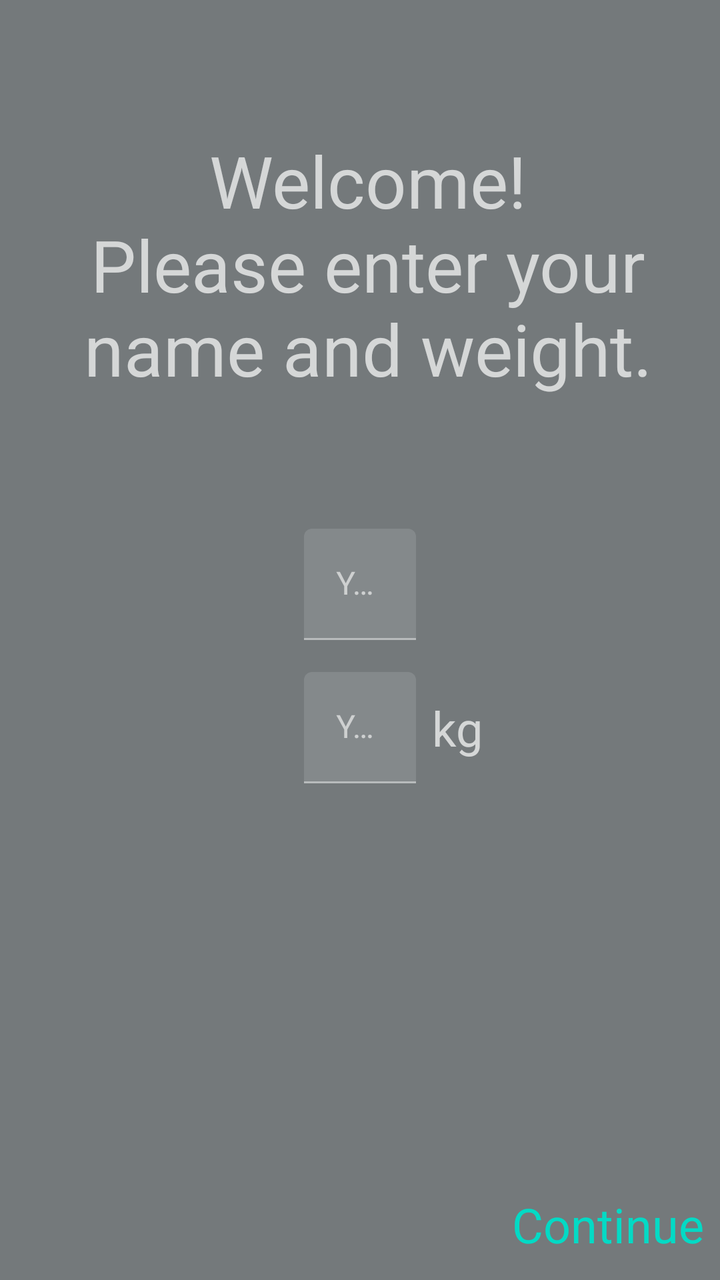
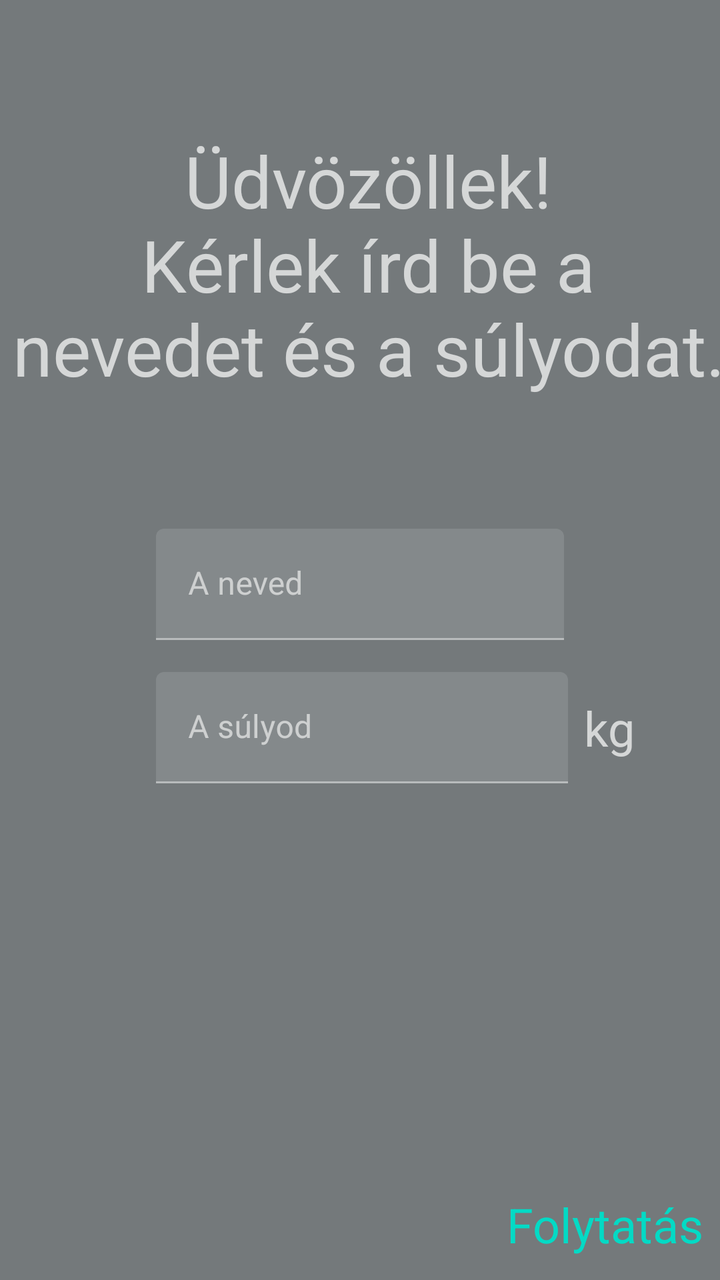

Compare the two renders of this Android layout. The source of the first and the diff that turns it into the second are given below.
<!-- AndroidManifest.xml: application theme AppTheme -->
<!-- res/layout/fragment_setup.xml -->
<?xml version="1.0" encoding="utf-8"?>
<androidx.constraintlayout.widget.ConstraintLayout xmlns:android="http://schemas.android.com/apk/res/android"
    xmlns:app="http://schemas.android.com/apk/res-auto"
    android:layout_width="match_parent"
    android:layout_height="match_parent">

    <TextView
        android:id="@+id/tvWelcome"
        android:layout_width="wrap_content"
        android:layout_height="wrap_content"
        android:layout_marginStart="8dp"
        android:text="Welcome!\nPlease enter your name and weight."
        android:textAlignment="center"
        android:textSize="36sp"
        app:layout_constraintBottom_toTopOf="@+id/tilName"
        app:layout_constraintLeft_toLeftOf="parent"
        app:layout_constraintRight_toRightOf="parent"
        app:layout_constraintTop_toTopOf="parent" />

    <com.google.android.material.textfield.TextInputLayout
        android:id="@+id/tilName"
        android:layout_width="wrap_content"
        android:layout_height="wrap_content"
        app:layout_constraintBottom_toTopOf="@+id/constraintLayout"
        app:layout_constraintEnd_toEndOf="parent"
        app:layout_constraintHorizontal_bias="0.5"
        app:layout_constraintStart_toStartOf="parent"
        app:layout_constraintTop_toTopOf="parent">

        <com.google.android.material.textfield.TextInputEditText
            android:id="@+id/etName"
            android:layout_width="match_parent"
            android:layout_height="wrap_content"
            android:ems="10"
            android:hint="Your Name"
            android:inputType="textPersonName" />

    </com.google.android.material.textfield.TextInputLayout>

    <com.google.android.material.textfield.TextInputLayout
        android:id="@+id/tilWeight"
        android:layout_width="wrap_content"
        android:layout_height="wrap_content"
        android:layout_marginTop="16dp"
        app:layout_constraintStart_toStartOf="@+id/tilName"
        app:layout_constraintTop_toBottomOf="@+id/tilName">

        <com.google.android.material.textfield.TextInputEditText
            android:id="@+id/etWeight"
            android:layout_width="wrap_content"
            android:layout_height="wrap_content"
            android:hint="Your Weight"
            android:ems="10"
            android:inputType="numberDecimal" />

    </com.google.android.material.textfield.TextInputLayout>

    <TextView
        android:id="@+id/tvWeight"
        android:layout_width="wrap_content"
        android:layout_height="wrap_content"
        android:layout_marginStart="8dp"
        android:text="kg"
        android:textSize="24sp"
        app:layout_constraintBottom_toBottomOf="@+id/tilWeight"
        app:layout_constraintLeft_toRightOf="@id/tilWeight"
        app:layout_constraintTop_toTopOf="@+id/tilWeight" />

    <androidx.constraintlayout.widget.ConstraintLayout
        android:id="@+id/constraintLayout"
        android:layout_width="match_parent"
        android:layout_height="56dp"
        android:background="@color/gray"
        android:padding="8dp"
        app:layout_constraintBottom_toBottomOf="parent"
        app:layout_constraintEnd_toEndOf="parent"
        app:layout_constraintHorizontal_bias="0.5"
        app:layout_constraintStart_toStartOf="parent">

        <TextView
            android:id="@+id/tvContinue"
            android:layout_width="wrap_content"
            android:layout_height="wrap_content"
            android:text="Continue"
            android:textColor="@color/colorAccent"
            android:textSize="24sp"
            app:layout_constraintBottom_toBottomOf="parent"
            app:layout_constraintEnd_toEndOf="parent"
            app:layout_constraintTop_toTopOf="parent" />

    </androidx.constraintlayout.widget.ConstraintLayout>


</androidx.constraintlayout.widget.ConstraintLayout>
<!-- resources referenced by this layout -->
<resources>
  <color name="gray">#74797B</color>
  <style name="AppTheme" parent="Theme.MaterialComponents.NoActionBar">
          
          <item name="colorPrimary">@color/gray</item>
          <item name="colorSecondary">@color/gray</item>
          <item name="android:colorBackground">@color/gray</item>
          <item name="colorError">@color/black</item>
  
          
          <item name="colorPrimaryVariant">@android:color/white</item>
          <item name="colorSecondaryVariant">@color/gray</item>
          
          <item name="colorSurface">@color/gray</item>
          <item name="colorOnPrimary">@color/gray</item>
          <item name="colorOnSecondary">@color/black</item>
          <item name="colorOnBackground">@color/gray</item>
          <item name="colorOnError">@android:color/black</item>
          <item name="colorOnSurface">@android:color/white</item>
          <item name="scrimBackground">@color/mtrl_scrim_color</item>
          <item name="textAppearanceHeadline1">@style/TextAppearance.MaterialComponents.Headline1</item>
          <item name="textAppearanceHeadline2">@style/TextAppearance.MaterialComponents.Headline2</item>
          <item name="textAppearanceHeadline3">@style/TextAppearance.MaterialComponents.Headline3</item>
          <item name="textAppearanceHeadline4">@style/TextAppearance.MaterialComponents.Headline4</item>
          <item name="textAppearanceHeadline5">@style/TextAppearance.MaterialComponents.Headline5</item>
          <item name="textAppearanceHeadline6">@style/TextAppearance.MaterialComponents.Headline6</item>
          <item name="textAppearanceSubtitle1">@style/TextAppearance.MaterialComponents.Subtitle1</item>
          <item name="textAppearanceSubtitle2">@style/TextAppearance.MaterialComponents.Subtitle2</item>
          <item name="textAppearanceBody1">@style/TextAppearance.MaterialComponents.Body1</item>
          <item name="textAppearanceBody2">@style/TextAppearance.MaterialComponents.Body2</item>
          <item name="textAppearanceCaption">@style/TextAppearance.MaterialComponents.Caption</item>
          <item name="textAppearanceButton">@style/TextAppearance.MaterialComponents.Button</item>
          <item name="textAppearanceOverline">@style/TextAppearance.MaterialComponents.Overline</item>
  
          <item name="alertDialogTheme">@style/AlertDialogTheme</item>
      </style>
  <color name="black">#FF000000</color>
  <style name="AlertDialogTheme" parent="ThemeOverlay.MaterialComponents.Dialog.Alert">
          <item name="buttonBarPositiveButtonStyle">@style/PositiveButtonStyle</item>
          <item name="buttonBarNegativeButtonStyle">@style/NegativeButtonStyle</item>
      </style>
  <style name="PositiveButtonStyle" parent="Widget.MaterialComponents.Button.TextButton.Dialog">
          <item name="android:textColor">@color/colorAccent</item>
      </style>
  <style name="NegativeButtonStyle" parent="Widget.MaterialComponents.Button.TextButton.Dialog">
          <item name="android:textColor">@color/colorAccent</item>
      </style>
</resources>

<!-- the commit's change to res/layout/fragment_setup.xml (unified diff, before → after) -->
@@ -9,7 +9,7 @@
         android:layout_width="wrap_content"
         android:layout_height="wrap_content"
         android:layout_marginStart="8dp"
-        android:text="Welcome!\nPlease enter your name and weight."
+        android:text="Üdvözöllek!\nKérlek írd be a nevedet és a súlyodat."
         android:textAlignment="center"
         android:textSize="36sp"
         app:layout_constraintBottom_toTopOf="@+id/tilName"
@@ -29,10 +29,10 @@
 
         <com.google.android.material.textfield.TextInputEditText
             android:id="@+id/etName"
-            android:layout_width="match_parent"
-            android:layout_height="wrap_content"
+            android:layout_width="204dp"
+            android:layout_height="match_parent"
             android:ems="10"
-            android:hint="Your Name"
+            android:hint="A neved"
             android:inputType="textPersonName" />
 
     </com.google.android.material.textfield.TextInputLayout>
@@ -47,10 +47,10 @@
 
         <com.google.android.material.textfield.TextInputEditText
             android:id="@+id/etWeight"
-            android:layout_width="wrap_content"
-            android:layout_height="wrap_content"
-            android:hint="Your Weight"
+            android:layout_width="206dp"
+            android:layout_height="match_parent"
             android:ems="10"
+            android:hint="A súlyod"
             android:inputType="numberDecimal" />
 
     </com.google.android.material.textfield.TextInputLayout>
@@ -81,7 +81,7 @@
             android:id="@+id/tvContinue"
             android:layout_width="wrap_content"
             android:layout_height="wrap_content"
-            android:text="Continue"
+            android:text="Folytatás"
             android:textColor="@color/colorAccent"
             android:textSize="24sp"
             app:layout_constraintBottom_toBottomOf="parent"
